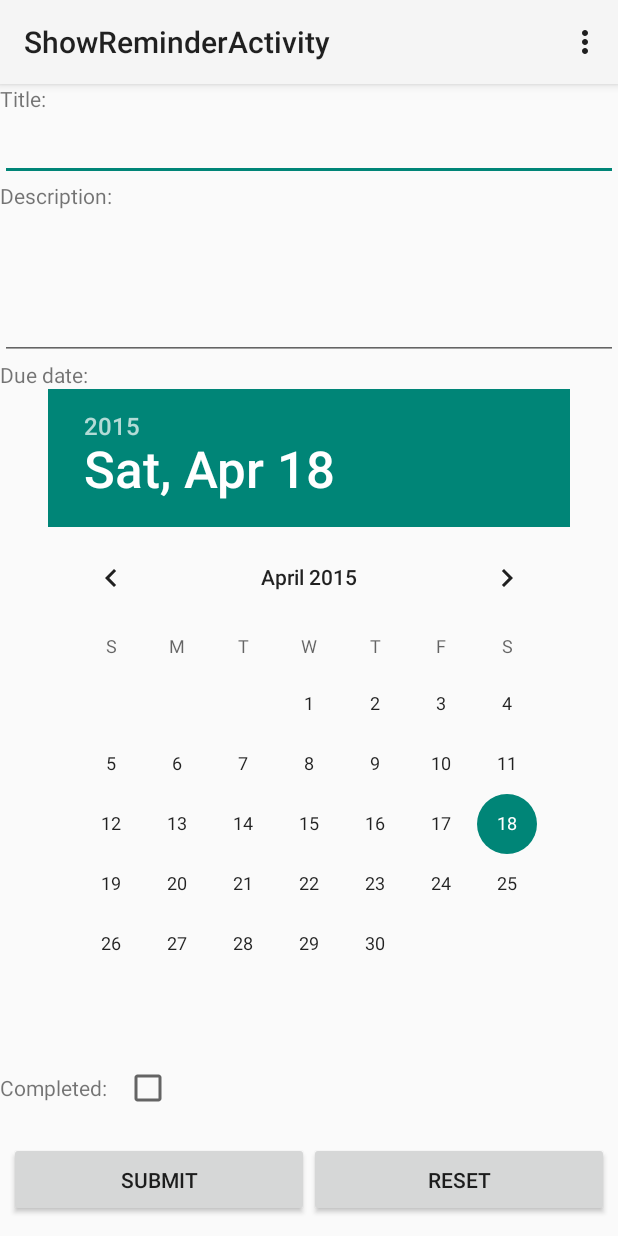
After one commit to zippoobbiz/FIT4039-Android-week4lab, an Android app: the ShowReminderActivity screen opened directly, with no data from a screen before it, on a phone screen of 412 x 824 dp. The commit adds this screen. Run offline under Robolectric (Android 15) with nearby library versions, the phone set to English and light mode, and no system bars; 5 statements that could not run were skipped.

Commit message:
version2
fulfill requirements in week4

```diff
--- a/app/src/main/AndroidManifest.xml
+++ b/app/src/main/AndroidManifest.xml
@@ -20,6 +20,10 @@
             android:name=".AddReminderActivity"
             android:label="@string/title_activity_add_reminder" >
         </activity>
+        <activity
+            android:name=".ShowReminderActivity"
+            android:label="@string/title_activity_show_reminder" >
+        </activity>
     </application>
 
 </manifest>
--- /dev/null
+++ b/app/src/main/java/com/assignment/xiaoduo/week4lab/ShowReminderActivity.java
@@ -0,0 +1,91 @@
+package com.assignment.xiaoduo.week4lab;
+
+import android.app.Activity;
+import android.content.Intent;
+import android.os.Bundle;
+import android.util.Log;
+import android.view.Menu;
+import android.view.MenuItem;
+import android.view.View;
+import android.widget.Button;
+import android.widget.CheckBox;
+import android.widget.DatePicker;
+import android.widget.EditText;
+import android.widget.Toast;
+
+import java.util.Calendar;
+import java.util.Date;
+
+
+public class ShowReminderActivity extends Activity {
+
+    EditText title_et, description_et;
+    DatePicker dueDate_dp;
+    Button submit_bt, reset_bt;
+    CheckBox completed_cb;
+
+    @Override
+    protected void onCreate(Bundle savedInstanceState) {
+        super.onCreate(savedInstanceState);
+        setContentView(R.layout.activity_show_reminder);
+
+        Intent intent = getIntent();
+        Reminder reminder = (Reminder) intent.getSerializableExtra("reminder");
+        title_et = (EditText)this.findViewById(R.id.title_et);
+        description_et = (EditText)this.findViewById(R.id.description_et);
+        dueDate_dp = (DatePicker)this.findViewById(R.id.due_date_tp);
+        completed_cb = (CheckBox) this.findViewById(R.id.completed_cb);
+        submit_bt = (Button)this.findViewById(R.id.submit_bt);
+        submit_bt.setOnClickListener(new View.OnClickListener() {
+            @Override
+            public void onClick(View view) {
+                Toast.makeText(ShowReminderActivity.this, "Button Clicked", Toast.LENGTH_SHORT).show();
+                Reminder r = new Reminder();
+                r.setTitle(title_et.getText().toString());
+                r.setDescription(description_et.getText().toString());
+                r.setDueDate(new Date(dueDate_dp.getYear(),dueDate_dp.getMonth(),dueDate_dp.getDayOfMonth()));
+                r.setCompleted(completed_cb.isChecked());
+
+                Intent returnIntent = new Intent();
+                returnIntent.putExtra("reminder",r);
+                setResult(RESULT_OK, returnIntent);
+                finish();
+
+                Log.i("AddReminderActivity", "submit");
+
+            }
+
+        });
+
+        title_et.setText(reminder.getTitle());
+        description_et.setText(reminder.getDescription());
+        Date date = reminder.getDueDate();
+        dueDate_dp.init(date.getYear(),date.getMonth(), date.getDay(), null);
+        completed_cb.setChecked(reminder.isCompleted());
+
+
+    }
+
+
+    @Override
+    public boolean onCreateOptionsMenu(Menu menu) {
+        // Inflate the menu; this adds items to the action bar if it is present.
+        getMenuInflater().inflate(R.menu.menu_show_reminder, menu);
+        return true;
+    }
+
+    @Override
+    public boolean onOptionsItemSelected(MenuItem item) {
+        // Handle action bar item clicks here. The action bar will
+        // automatically handle clicks on the Home/Up button, so long
+        // as you specify a parent activity in AndroidManifest.xml.
+        int id = item.getItemId();
+
+        //noinspection SimplifiableIfStatement
+        if (id == R.id.action_settings) {
+            return true;
+        }
+
+        return super.onOptionsItemSelected(item);
+    }
+}
--- /dev/null
+++ b/app/src/main/res/layout/activity_show_reminder.xml
@@ -0,0 +1,73 @@
+<LinearLayout xmlns:android="http://schemas.android.com/apk/res/android"
+    xmlns:tools="http://schemas.android.com/tools"
+    android:layout_width="match_parent"
+    android:layout_height="match_parent"
+    android:orientation="vertical"
+    tools:context=".ReminderList">
+
+    <TextView
+        android:layout_width="match_parent"
+        android:layout_height="wrap_content"
+        android:text="@string/add_reminder_title"/>
+    <EditText
+        android:id="@+id/title_et"
+        android:layout_width="match_parent"
+        android:layout_height="wrap_content"/>
+
+    <TextView
+        android:layout_width="match_parent"
+        android:layout_height="wrap_content"
+        android:text="@string/add_reminder_description"/>
+    <EditText
+        android:id="@+id/description_et"
+        android:layout_width="match_parent"
+        android:layout_height="100dp"
+        android:inputType="textImeMultiLine"
+        android:gravity="left|top"/>
+
+    <TextView
+        android:layout_width="match_parent"
+        android:layout_height="wrap_content"
+        android:text="@string/add_reminder_due_date"/>
+    <DatePicker
+        android:id="@+id/due_date_tp"
+        android:layout_width="wrap_content"
+        android:layout_height="wrap_content"
+        android:layout_gravity="center_horizontal"/>
+
+    <LinearLayout
+        android:layout_marginTop="20dp"
+        android:layout_width="match_parent"
+        android:layout_height="wrap_content"
+        android:orientation="horizontal"
+        android:weightSum="5">
+        <TextView
+            android:layout_width="match_parent"
+            android:layout_height="wrap_content"
+            android:text="@string/add_reminder_completed"
+            android:layout_weight="4"/>
+        <CheckBox
+            android:id="@+id/completed_cb"
+            android:layout_width="match_parent"
+            android:layout_height="wrap_content"
+            android:layout_weight="1"/>
+    </LinearLayout>
+
+    <LinearLayout
+        android:layout_marginTop="20dp"
+        android:layout_width="match_parent"
+        android:layout_height="50dp"
+        android:orientation="horizontal"
+        android:gravity="center">
+        <Button
+            android:layout_width="200dp"
+            android:layout_height="match_parent"
+            android:id="@+id/submit_bt"
+            android:text="@string/add_reminder_submit"/>
+        <Button
+            android:layout_width="200dp"
+            android:layout_height="match_parent"
+            android:id="@+id/reset_bt"
+            android:text="@string/add_reminder_reset"/>
+    </LinearLayout>
+</LinearLayout>
--- /dev/null
+++ b/app/src/main/res/menu/menu_show_reminder.xml
@@ -0,0 +1,6 @@
+<menu xmlns:android="http://schemas.android.com/apk/res/android"
+    xmlns:tools="http://schemas.android.com/tools"
+    tools:context="com.assignment.xiaoduo.week4lab.ShowReminderActivity">
+    <item android:id="@+id/action_settings" android:title="@string/action_settings"
+        android:orderInCategory="100" android:showAsAction="never" />
+</menu>
--- a/app/src/main/res/values/strings.xml
+++ b/app/src/main/res/values/strings.xml
@@ -10,4 +10,5 @@
     <string name="add_reminder_completed">Completed:</string>
     <string name="add_reminder_submit">Submit</string>
     <string name="add_reminder_reset">Reset</string>
+    <string name="title_activity_show_reminder">ShowReminderActivity</string>
 </resources>
```
Also changed, not shown: app/src/main/java/com/assignment/xiaoduo/week4lab/ReminderListActivity.java (+27 -0 lines).
